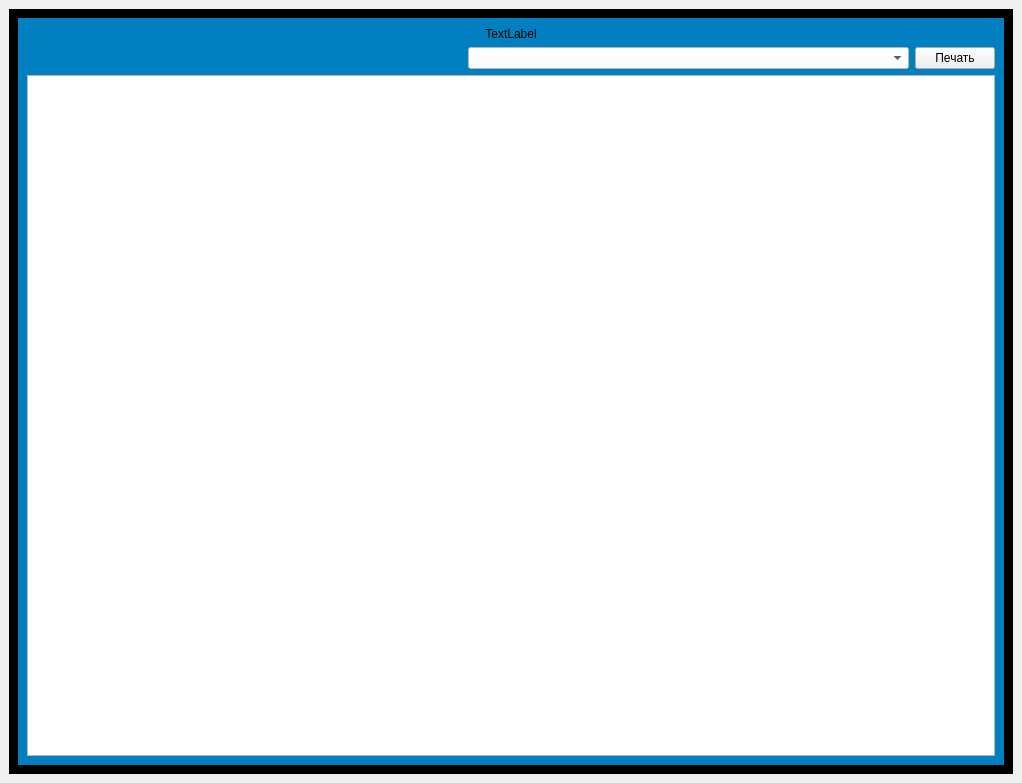
Before: the Qt Designer form redbook.ui in dpq/gaia, drawn with Qt 5.
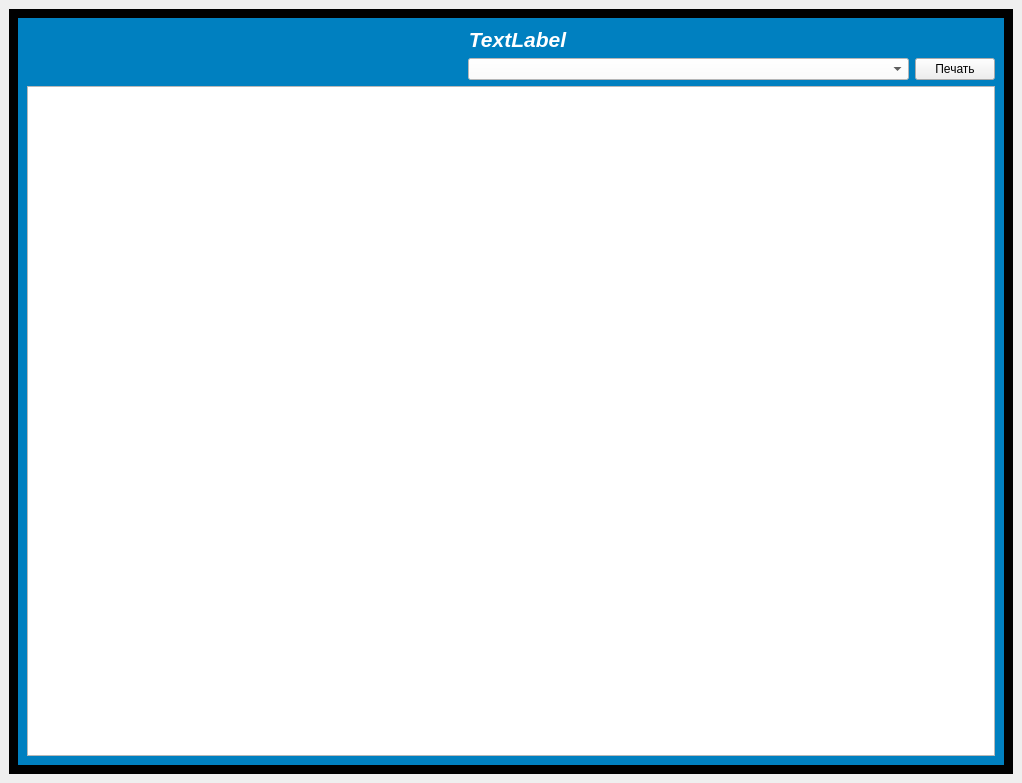
After: the same form once the commit is applied. The open tabs and pages were chosen to show the change. Icons and pictures are not drawn.

Diff of the .ui file:
```diff
--- a/redbook.ui
+++ b/redbook.ui
@@ -39,19 +39,58 @@
           </property>
           <layout class="QVBoxLayout" name="verticalLayout_3">
            <item>
-            <widget class="QLabel" name="docTitleLabel">
-             <property name="styleSheet">
-              <string notr="true">font: 75 14pt &quot;Sans Serif&quot;;
-background-color: #0080c0;
-color: #000000</string>
-             </property>
-             <property name="text">
-              <string>TextLabel</string>
-             </property>
-             <property name="alignment">
-              <set>Qt::AlignCenter</set>
-             </property>
-            </widget>
+            <layout class="QHBoxLayout" name="horizontalLayout_7">
+             <item>
+              <widget class="QLabel" name="logoLabel_2">
+               <property name="text">
+                <string/>
+               </property>
+               <property name="pixmap">
+                <pixmap resource="redbook.qrc">:/logo.png</pixmap>
+               </property>
+              </widget>
+             </item>
+             <item>
+              <spacer name="horizontalSpacer_7">
+               <property name="orientation">
+                <enum>Qt::Horizontal</enum>
+               </property>
+               <property name="sizeHint" stdset="0">
+                <size>
+                 <width>40</width>
+                 <height>20</height>
+                </size>
+               </property>
+              </spacer>
+             </item>
+             <item>
+              <widget class="QLabel" name="docTitleLabel">
+               <property name="styleSheet">
+                <string notr="true">font-family:&quot;Sans Serif&quot;; font-size:10pt; font-weight:400; font-style:normal;
+font-size:16pt; font-weight:600; font-style:italic; color:#ffffff;</string>
+               </property>
+               <property name="text">
+                <string>&lt;html&gt;&lt;head/&gt;&lt;body&gt;&lt;p&gt;&lt;span style=&quot; font-weight:600; font-style:italic;&quot;&gt;TextLabel&lt;/span&gt;&lt;/p&gt;&lt;/body&gt;&lt;/html&gt;</string>
+               </property>
+               <property name="alignment">
+                <set>Qt::AlignCenter</set>
+               </property>
+              </widget>
+             </item>
+             <item>
+              <spacer name="horizontalSpacer_4">
+               <property name="orientation">
+                <enum>Qt::Horizontal</enum>
+               </property>
+               <property name="sizeHint" stdset="0">
+                <size>
+                 <width>40</width>
+                 <height>20</height>
+                </size>
+               </property>
+              </spacer>
+             </item>
+            </layout>
            </item>
            <item>
             <layout class="QHBoxLayout" name="horizontalLayout_3">
```
Left out of the diff: 54 changed lines with no effect on the pictures.
